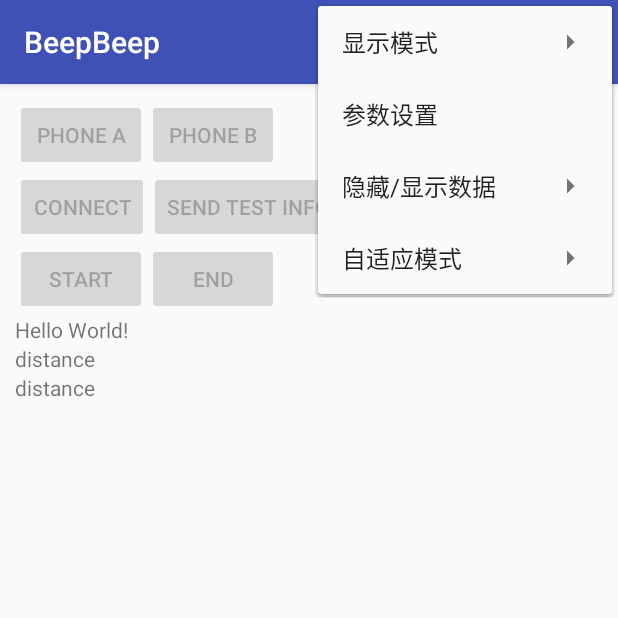
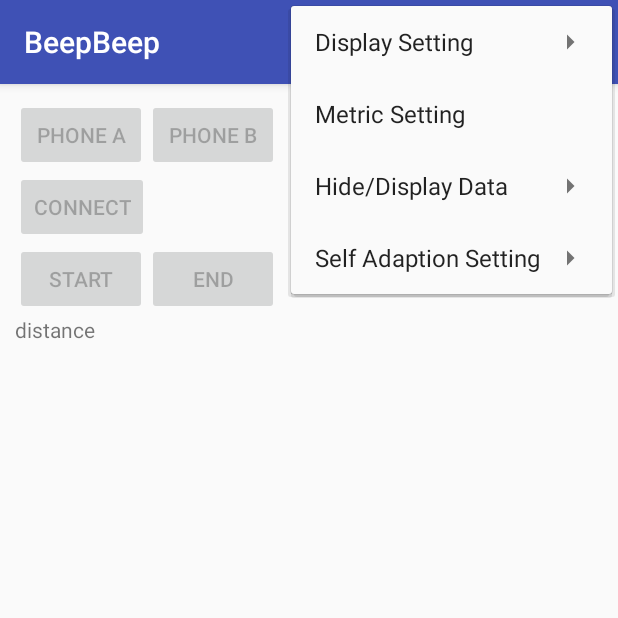
Before and after one commit to jrnjsyx/BeepBeep, an Android app: the screen it shows after launch (MainActivity), with the options menu open, on a phone screen of 412 x 824 dp, the top half of it. Run offline under Robolectric (Android 15) with nearby library versions, the phone set to English and light mode, and no system bars; our stand-ins replace ButterKnife; libraries missing offline, so code that uses them is left out: org.ejml.data, org.ejml.equation; plain views replace GraphView; 21 statements that could not run were skipped.

Commit message:
齐整了一下代码

```diff
--- a/app/src/main/java/com/example/jrnjsyx/beepbeep/activity/MainActivity.java
+++ b/app/src/main/java/com/example/jrnjsyx/beepbeep/activity/MainActivity.java
@@ -238,6 +238,11 @@ public class MainActivity extends AppCompatActivity implements DirectActionListe
         speedGraph = (GraphView)findViewById(R.id.speedGraph);
         distanceGraph.addSeries(distanceSeries);
         distanceGraph.addSeries(unhandledDistanceSeries);
+
+        distanceGraph.getGridLabelRenderer().setVerticalAxisTitle("distance/cm");
+        distanceGraph.getGridLabelRenderer().setHorizontalAxisTitle("Time/0.25s");
+        speedGraph.getGridLabelRenderer().setVerticalAxisTitle("speed/cm/s");
+        speedGraph.getGridLabelRenderer().setHorizontalAxisTitle("Time/0.25s");
         speedGraph.addSeries(speedSeries);
         speedGraph.addSeries(unhandledSpeedSeries);
         unhandledDistanceSeries.setColor(Color.RED);
@@ -585,7 +590,7 @@ public class MainActivity extends AppCompatActivity implements DirectActionListe
                 }
 
                 graphCnt++;
-                String str = "distanceCnt:"+distanceCnt+"\nunhandledDistance:"+unhandledDistanceStr+"\nunhandledSpeed:"+unhandledSpeedStr+"\ndistance:"+distanceStr+"\nspeed:"+speedStr;
+                String str = "distanceCnt:"+distanceCnt+"\nunprocessedDistance:"+unhandledDistanceStr+"\nunprocessedSpeed:"+unhandledSpeedStr+"\ndistance:"+distanceStr+"\nspeed:"+speedStr;
                 distanceTextView.setText(str);
             }
             else if(msg.what == FlagVar.DEBUG_TEXT){
@@ -773,14 +778,17 @@ public class MainActivity extends AppCompatActivity implements DirectActionListe
             for(String permission:permissions){
                 int i = ContextCompat.checkSelfPermission(this, permission);
                 if (i != PackageManager.PERMISSION_GRANTED) {
-                    showToast("需要在设置中打开麦克风、存储权限。");
+//                    showToast("请在设置中打开麦克风、存储权限。");
+                    showToast("Please turn on the microphone and storage permissions in the settings.");
                     return false;
                 }
             }
             return true;
 
         }else{
-            showToast("您的android版本过低，无法判断权限是否打开，请自行在设置中打开麦克风、存储权限。");
+
+//            showToast("您的android版本过低，无法判断权限是否打开，请自行在设置中打开麦克风、存储权限。");
+            showToast("Your android version is too low to determine whether permissions are enabled. Please turn on the microphone and storage permissions in the settings yourself.");
             return true;
         }
 
@@ -803,17 +811,29 @@ public class MainActivity extends AppCompatActivity implements DirectActionListe
          * 3）order：菜单排序，数值越小越排在前
          * 4）title：菜单名称
          */
-        SubMenu showSettingSubMenu = menu.addSubMenu("显示模式");
-        showSettingSubMenu.add(FlagVar.SHOW_SETTING,FlagVar.GRAPH_MODE, 0, "图表模式");
-        showSettingSubMenu.add(FlagVar.SHOW_SETTING,FlagVar.STRING_MODE,1,"文字模式");
-        menu.add(FlagVar.METRIC_SETTING,FlagVar.METRIC_MODE,0,"参数设置");
-        SubMenu seriesSettingSubMenu = menu.addSubMenu("隐藏/显示数据");
-        seriesSettingSubMenu.add(FlagVar.SERIES_SETTING,FlagVar.UNHANDLED_SERIES_MODE,0,"显示原始数据");
-        seriesSettingSubMenu.add(FlagVar.SERIES_SETTING,FlagVar.HANDLED_SERIES_MODE,1,"显示新数据");
-        seriesSettingSubMenu.add(FlagVar.SERIES_SETTING,FlagVar.ALL_SERIES_MODE,2,"显示全部数据");
-        SubMenu selfAdaptionSettingMenu = menu.addSubMenu("自适应模式");
-        selfAdaptionSettingMenu.add(FlagVar.SELF_ADAPTION_SETTING,FlagVar.SELF_ADAPTION_MODE,0,"自适应模式");
-        selfAdaptionSettingMenu.add(FlagVar.SELF_ADAPTION_SETTING,FlagVar.FREE_MODE,1,"手动模式");
+//        SubMenu showSettingSubMenu = menu.addSubMenu("显示模式");
+//        showSettingSubMenu.add(FlagVar.SHOW_SETTING,FlagVar.GRAPH_MODE, 0, "图表模式");
+//        showSettingSubMenu.add(FlagVar.SHOW_SETTING,FlagVar.STRING_MODE,1,"文字模式");
+//        menu.add(FlagVar.METRIC_SETTING,FlagVar.METRIC_MODE,0,"参数设置");
+//        SubMenu seriesSettingSubMenu = menu.addSubMenu("隐藏/显示数据");
+//        seriesSettingSubMenu.add(FlagVar.SERIES_SETTING,FlagVar.UNHANDLED_SERIES_MODE,0,"显示原始数据");
+//        seriesSettingSubMenu.add(FlagVar.SERIES_SETTING,FlagVar.HANDLED_SERIES_MODE,1,"显示新数据");
+//        seriesSettingSubMenu.add(FlagVar.SERIES_SETTING,FlagVar.ALL_SERIES_MODE,2,"显示全部数据");
+//        SubMenu selfAdaptionSettingMenu = menu.addSubMenu("自适应模式");
+//        selfAdaptionSettingMenu.add(FlagVar.SELF_ADAPTION_SETTING,FlagVar.SELF_ADAPTION_MODE,0,"自适应模式");
+//        selfAdaptionSettingMenu.add(FlagVar.SELF_ADAPTION_SETTING,FlagVar.FREE_MODE,1,"手动模式");
+
+        SubMenu showSettingSubMenu = menu.addSubMenu("Display Setting");
+        showSettingSubMenu.add(FlagVar.SHOW_SETTING,FlagVar.GRAPH_MODE, 0, "Graph Mode");
+        showSettingSubMenu.add(FlagVar.SHOW_SETTING,FlagVar.STRING_MODE,1,"Text Mode");
+        menu.add(FlagVar.METRIC_SETTING,FlagVar.METRIC_MODE,0,"Metric Setting");
+        SubMenu seriesSettingSubMenu = menu.addSubMenu("Hide/Display Data");
+        seriesSettingSubMenu.add(FlagVar.SERIES_SETTING,FlagVar.UNHANDLED_SERIES_MODE,0,"Display Unprocessed Data");
+        seriesSettingSubMenu.add(FlagVar.SERIES_SETTING,FlagVar.HANDLED_SERIES_MODE,1,"Display Processed Data");
+        seriesSettingSubMenu.add(FlagVar.SERIES_SETTING,FlagVar.ALL_SERIES_MODE,2,"Display All Data");
+        SubMenu selfAdaptionSettingMenu = menu.addSubMenu("Self Adaption Setting");
+        selfAdaptionSettingMenu.add(FlagVar.SELF_ADAPTION_SETTING,FlagVar.SELF_ADAPTION_MODE,0,"Self Adaption Mode");
+        selfAdaptionSettingMenu.add(FlagVar.SELF_ADAPTION_SETTING,FlagVar.FREE_MODE,1,"Free Mode");
         return true;
     }
 
@@ -925,10 +945,10 @@ public class MainActivity extends AppCompatActivity implements DirectActionListe
         r22EditText = longinDialogView.findViewById(R.id.edit_r22);
 
         Dialog dialog = new AlertDialog.Builder(this)
-             .setTitle("登录框")
+             .setTitle("Metric Setting")
              .setView(longinDialogView)                //加载自定义的对话框式样
-             .setPositiveButton("确定", dialogOnClickListener)
-             .setNeutralButton("取消", dialogOnClickListener)
+             .setPositiveButton("Ok", dialogOnClickListener)
+             .setNeutralButton("Cancel", dialogOnClickListener)
              .create();
 
         q11EditText.setText(FlagVar.Q.get(0,0)+"");
--- a/app/src/main/java/com/example/jrnjsyx/beepbeep/utils/FlagVar.java
+++ b/app/src/main/java/com/example/jrnjsyx/beepbeep/utils/FlagVar.java
@@ -30,11 +30,11 @@ public class FlagVar {
 //    public static int recordBufferSize = 4096*2;
 
 
-    public static String unhandledSpeedStr = "unhandledSpeed";
+    public static String unhandledSpeedStr = "unProcessedSpeed";
     public static String speedStr = "speed";
-    public static String unhandledDistanceStr = "unhandledDistance";
+    public static String unhandledDistanceStr = "unProcessedDistance";
     public static String distanceStr = "distance";
-    public static String unhandledDistanceCntStr = "unhandledDistanceCnt";
+    public static String unhandledDistanceCntStr = "unProcessedDistanceCnt";
     public static String connectionStartStr = "connectionStart";
     public static String connectionThreadEndStr = "connectionEnd";
     public static String aModeStr = "aMode";
--- a/app/src/main/res/layout/activity_main.xml
+++ b/app/src/main/res/layout/activity_main.xml
@@ -50,6 +50,7 @@
                 android:layout_width="wrap_content"
                 android:layout_height="wrap_content"
                 android:id="@+id/connect_ready_button"
+                android:visibility="gone"
                 android:enabled="false"
                 android:text="send test info"/>
 
@@ -87,14 +88,16 @@
             <TextView
                 android:layout_width="wrap_content"
                 android:layout_height="wrap_content"
-                android:text="Hello World!"
+                android:text="debug1"
+                android:visibility="gone"
                 android:id="@+id/text"/>
 
 
             <TextView
                 android:layout_width="wrap_content"
                 android:layout_height="wrap_content"
-                android:text="distance"
+                android:text="debug2"
+                android:visibility="gone"
                 android:id="@+id/debug"/>
 
 
--- a/app/src/main/res/layout/metric_setting.xml
+++ b/app/src/main/res/layout/metric_setting.xml
@@ -11,8 +11,7 @@ android:layout_height="wrap_content"    >
          android:layout_height="wrap_content"
          android:layout_marginLeft="10dp"
          android:gravity="left"
-         android:text="Q:"
-         android:textColor="#FFFFFF"    >
+         android:text="Q:">
 
      </TextView>
 
@@ -62,8 +61,7 @@ s
          android:layout_height="wrap_content"
          android:layout_marginLeft="10dp"
          android:gravity="left"
-         android:text="R:"
-         android:textColor="#FFFFFF"    >
+         android:text="R:"  >
 
      </TextView>
 
```
